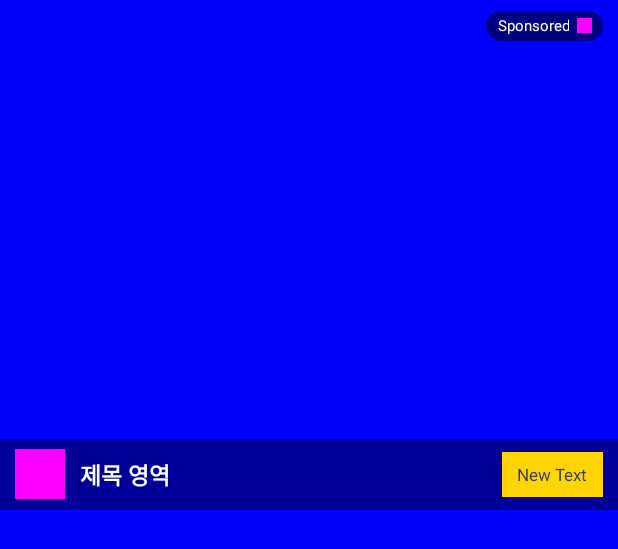
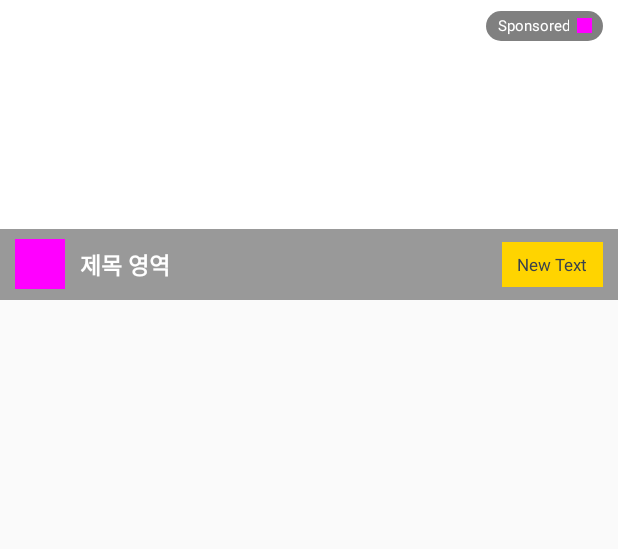
Before and after one commit to adxcorp/ADXLibrary_Sample_Android, an Android app: the layout layout_native_ad.xml on its own in the app's theme, with its tools: preview values and no code run, on a phone screen of 412 x 824 dp. Shown: the top 549 px of the screen. Run offline under Robolectric (Android 15) with nearby library versions, the phone set to English and light mode, and no system bars.

Commit message:
[Modify] code optimization

```diff
--- a/app/src/main/AndroidManifest.xml
+++ b/app/src/main/AndroidManifest.xml
@@ -7,7 +7,7 @@
         android:name=".SampleApplication"
         android:allowBackup="true"
         android:icon="@mipmap/ic_launcher"
-        android:label="@string/app_name"
+        android:label="ADXSample"
         android:roundIcon="@mipmap/ic_launcher_round"
         android:supportsRtl="true"
         android:theme="@style/AppTheme">
--- a/app/src/main/java/com/adxcorp/adsample/RewardedVideoActivity.java
+++ b/app/src/main/java/com/adxcorp/adsample/RewardedVideoActivity.java
@@ -27,9 +27,9 @@ public class RewardedVideoActivity extends AppCompatActivity {
         mButton = (Button) findViewById(R.id.button);
 
         MoPubRewardedVideos.initializeRewardedVideo(this);
+        MoPub.onCreate(this);
+
         loadRewardedVideo();
-
-        MoPub.onCreate(this);
 
 
         MoPubRewardedVideos.setRewardedVideoListener(new MoPubRewardedVideoListener() {
--- a/app/src/main/java/com/adxcorp/adsample/SampleApplication.java
+++ b/app/src/main/java/com/adxcorp/adsample/SampleApplication.java
@@ -15,8 +15,6 @@ public class SampleApplication extends MultiDexApplication {
     public void onCreate() {
         super.onCreate();
 
-        AppWallFactory.init(this, "32687", "10247");
-
         NativeAdFactory.init(this);
 
         // for Native Ad
--- a/app/src/main/res/layout/layout_native_ad.xml
+++ b/app/src/main/res/layout/layout_native_ad.xml
@@ -2,25 +2,23 @@
 <RelativeLayout xmlns:android="http://schemas.android.com/apk/res/android"
     xmlns:tools="http://schemas.android.com/tools"
     android:layout_width="match_parent"
-    android:layout_height="match_parent"
-    android:background="#0000FF">
+    android:layout_height="wrap_content"
+    android:background="#FFFFFF">
 
     <RelativeLayout
         android:id="@+id/mainImageLayout"
         android:layout_width="wrap_content"
         android:layout_height="wrap_content"
-        android:layout_centerHorizontal="true"
-        android:layout_marginTop="100dp">
+        android:layout_centerHorizontal="true">
 
         <ImageView
             android:id="@+id/mainImageId"
             android:layout_width="match_parent"
-            android:layout_height="240dp"
+            android:layout_height="200dp"
             android:adjustViewBounds="true"
             android:background="@null"
             android:contentDescription="@null"
             android:scaleType="centerCrop" />
-    </RelativeLayout>
 
         <LinearLayout
             android:layout_width="wrap_content"
@@ -58,6 +56,7 @@
                     tools:src="#FF00FF" />
             </FrameLayout>
         </LinearLayout>
+    </RelativeLayout>
 
     <RelativeLayout
         android:layout_width="match_parent"
```
Also changed, not shown: app/build.gradle (+4 -4 lines), app/src/main/java/com/adxcorp/adsample/AppWallActivity.java (+12 -7 lines). Lines whose indentation alone changed are shown as unchanged.
